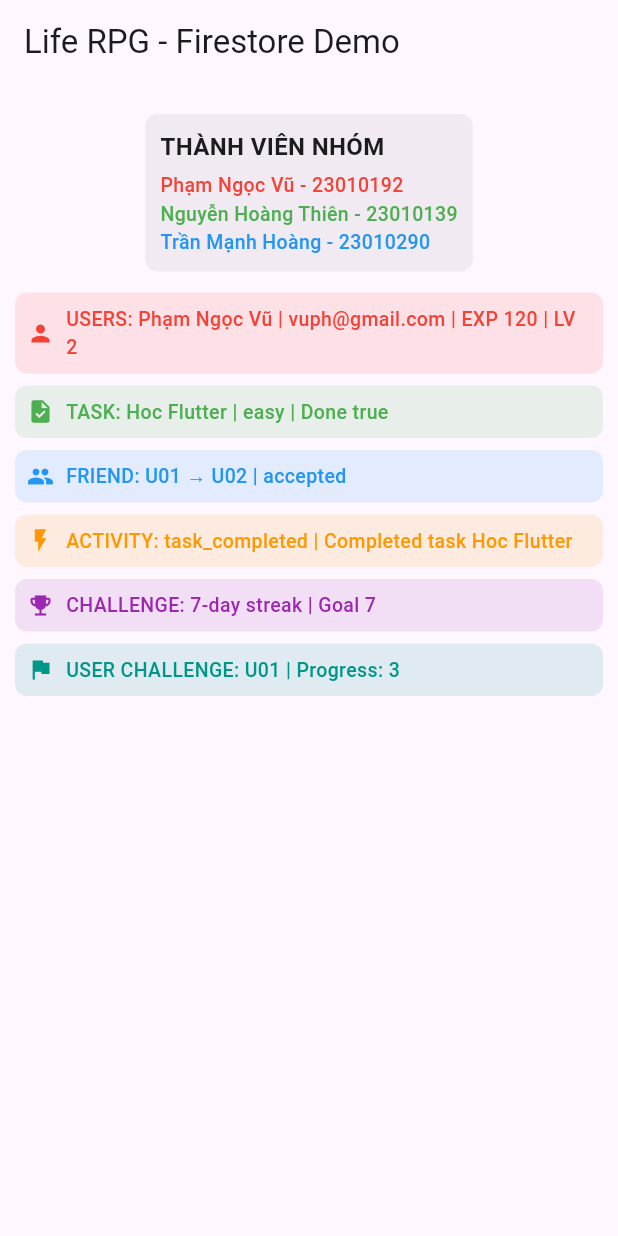
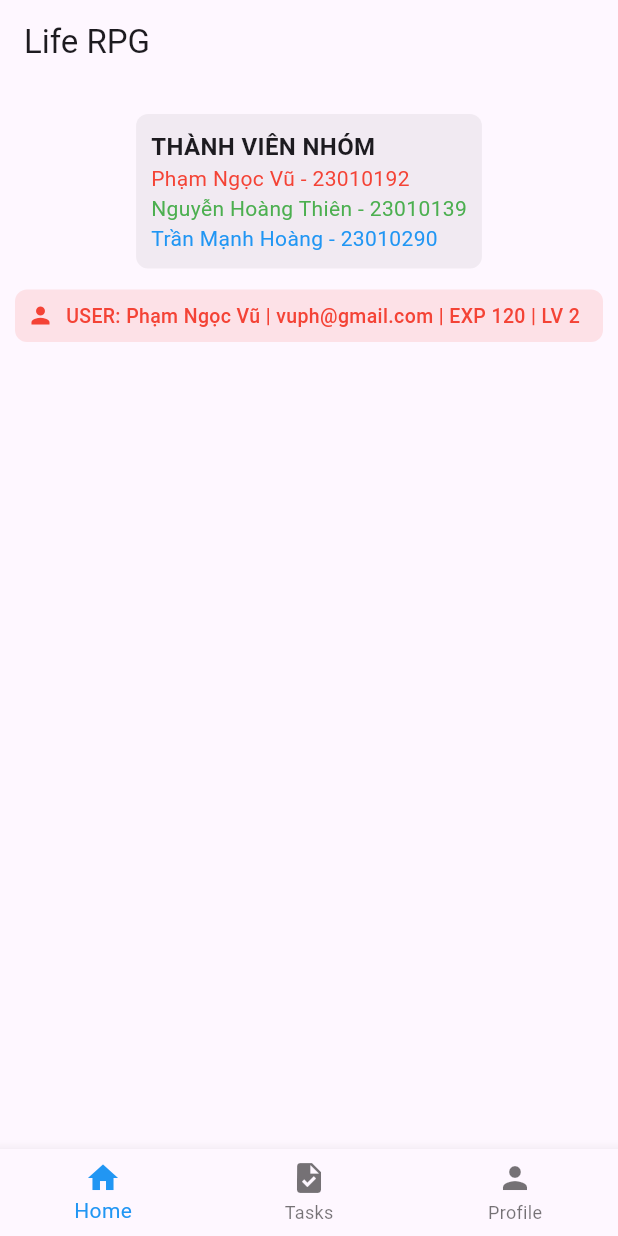
Before and after one commit to vu-phamngoc/ProjectName_Thien_Vu_Hoang_N03_1_2026, a Flutter app: the screen it shows after launch, on a phone screen of 412 x 824 dp. Run offline on Flutter 3.47's test engine with Material 3 defaults, Android fonts, the phone set to English and light mode, and no system bars.

Commit message:
home_task

```diff
--- /dev/null
+++ b/flutter_application/lib/front/screens/home_screen.dart
@@ -0,0 +1,10 @@
+import 'package:flutter/material.dart';
+
+class HomeScreen extends StatelessWidget {
+  @override
+  Widget build(BuildContext context) {
+    return Center(
+      child: Text("Home - Level & EXP"),
+    );
+  }
+}
--- /dev/null
+++ b/flutter_application/lib/front/screens/profile_screen.dart
@@ -0,0 +1,10 @@
+import 'package:flutter/material.dart';
+
+class ProfileScreen extends StatelessWidget {
+  @override
+  Widget build(BuildContext context) {
+    return Center(
+      child: Text("Profile"),
+    );
+  }
+}
--- /dev/null
+++ b/flutter_application/lib/front/screens/task_screen.dart
@@ -0,0 +1,10 @@
+import 'package:flutter/material.dart';
+
+class TaskScreen extends StatelessWidget {
+  @override
+  Widget build(BuildContext context) {
+    return Center(
+      child: Text("Task List"),
+    );
+  }
+}
--- a/flutter_application/lib/main.dart
+++ b/flutter_application/lib/main.dart
@@ -16,99 +16,56 @@ class MyApp extends StatelessWidget {
   }
 }
 
-class DemoPage extends StatelessWidget {
+// =========================
+// DEMO PAGE (STATEFUL)
+// =========================
+class DemoPage extends StatefulWidget {
   const DemoPage({super.key});
 
+  @override
+  State<DemoPage> createState() => _DemoPageState();
+}
+
+class _DemoPageState extends State<DemoPage> {
+  int _currentIndex = 0;
+
   // =========================
-  // 👥 THÀNH VIÊN NHÓM
+  // DATA
   // =========================
-  final List<Map<String, String>> members = const [
+  final List<Map<String, String>> members = [
     {"name": "Phạm Ngọc Vũ", "msv": "23010192"},
     {"name": "Nguyễn Hoàng Thiên", "msv": "23010139"},
     {"name": "Trần Mạnh Hoàng", "msv": "23010290"},
   ];
 
-  // =========================
-  // USERS
-  // =========================
-  final Map<String, dynamic> users = const {
-    "userId": "U01",
+  Map<String, dynamic> users = {
     "name": "Phạm Ngọc Vũ",
     "email": "vuph@gmail.com",
     "exp": 120,
     "level": 2,
-    "avatar": "avatar.png",
-    "createdAt": "2026-04-15",
   };
 
-  // =========================
-  // TASKS
-  // =========================
-  final List<Map<String, dynamic>> tasks = const [
+  List<Map<String, dynamic>> tasks = [
     {
-      "taskId": "T01",
-      "userId": "U01",
       "title": "Hoc Flutter",
-      "description": "UI basic",
       "difficulty": "easy",
       "expReward": 50,
-      "isCompleted": true,
-      "createdAt": "2026-04-15",
-      "completedAt": "2026-04-15",
-    }
-  ];
-
-  // =========================
-  // FRIENDS
-  // =========================
-  final List<Map<String, dynamic>> friends = const [
-    {
-      "userId": "U01",
-      "friendId": "U02",
-      "status": "accepted",
-      "createdAt": "2026-04-10",
-    }
-  ];
-
-  // =========================
-  // ACTIVITIES
-  // =========================
-  final List<Map<String, dynamic>> activities = const [
-    {
-      "activityId": "A01",
-      "userId": "U01",
-      "type": "task_completed",
-      "content": "Completed task Hoc Flutter",
-      "timestamp": "2026-04-15",
-    }
-  ];
-
-  // =========================
-  // CHALLENGES
-  // =========================
-  final List<Map<String, dynamic>> challenges = const [
-    {
-      "challengeId": "C01",
-      "title": "7-day streak",
-      "goal": 7,
-      "reward": 500,
-    }
-  ];
-
-  // =========================
-  // USER CHALLENGES
-  // =========================
-  final List<Map<String, dynamic>> userChallenges = const [
-    {
-      "userId": "U01",
-      "challengeId": "C01",
-      "progress": 3,
       "isCompleted": false,
     }
   ];
 
   // =========================
-  // UI STYLE
+  // LEVEL UP
+  // =========================
+  void checkLevelUp() {
+    if (users['exp'] >= 200) {
+      users['level'] += 1;
+      users['exp'] = 0;
+    }
+  }
+
+  // =========================
+  // UI COMPONENT
   // =========================
   Widget rowItem(Color color, IconData icon, String text) {
     return Container(
@@ -137,17 +94,16 @@ class DemoPage extends StatelessWidget {
     );
   }
 
-  @override
-  Widget build(BuildContext context) {
-    return Scaffold(
-      appBar: AppBar(
-        title: const Text("Life RPG - Firestore Demo"),
-      ),
-      body: SingleChildScrollView(
+  // =========================
+  // HOME TAB
+  // =========================
+  Widget homeTab() {
+    return SingleChildScrollView(
       child: Column(
         children: [
           const SizedBox(height: 10),
-            // 👥 THÀNH VIÊN NHÓM
+
+          // 👥 THÀNH VIÊN
           Container(
             margin: const EdgeInsets.all(10),
             padding: const EdgeInsets.all(10),
@@ -162,7 +118,6 @@ class DemoPage extends StatelessWidget {
                   "THÀNH VIÊN NHÓM",
                   style: TextStyle(fontSize: 16, fontWeight: FontWeight.bold),
                 ),
-                  const SizedBox(height: 5),
                 ...members.asMap().entries.map((e) {
                   int i = e.key;
                   var m = e.value;
@@ -170,24 +125,108 @@ class DemoPage extends StatelessWidget {
                   return Text(
                     "${m['name']} - ${m['msv']}",
                     style: TextStyle(
-                        fontSize: 13,
-                        color: colors[i % colors.length], // Dùng % để tránh lỗi nếu danh sách thành viên > 3
-                        fontWeight: FontWeight.w500,
+                      color: colors[i % colors.length],
                     ),
                   );
                 }).toList(),
               ],
             ),
           ),
-            rowItem(Colors.red, Icons.person, "USERS: ${users['name']} | ${users['email']} | EXP ${users['exp']} | LV ${users['level']}"),
-            ...tasks.map((t) => rowItem(Colors.green, Icons.task, "TASK: ${t['title']} | ${t['difficulty']} | Done ${t['isCompleted']}")),
-            ...friends.map((f) => rowItem(Colors.blue, Icons.group, "FRIEND: ${f['userId']} → ${f['friendId']} | ${f['status']}")),
-            ...activities.map((a) => rowItem(Colors.orange, Icons.flash_on, "ACTIVITY: ${a['type']} | ${a['content']}")),
-            ...challenges.map((c) => rowItem(Colors.purple, Icons.emoji_events, "CHALLENGE: ${c['title']} | Goal ${c['goal']}")),
-            ...userChallenges.map((uc) => rowItem(Colors.teal, Icons.flag, "USER CHALLENGE: ${uc['userId']} | Progress: ${uc['progress']}")),
+
+          rowItem(Colors.red, Icons.person,
+              "USER: ${users['name']} | ${users['email']} | EXP ${users['exp']} | LV ${users['level']}"),
         ],
+      ),
+    );
+  }
+
+  // =========================
+  // TASK TAB
+  // =========================
+  Widget taskTab() {
+    return ListView(
+      children: tasks.map((t) {
+        return Card(
+          margin: const EdgeInsets.all(10),
+          child: ListTile(
+            title: Text(t['title']),
+            subtitle: Text(t['difficulty']),
+            trailing: t['isCompleted']
+                ? const Icon(Icons.check, color: Colors.green)
+                : ElevatedButton(
+                    onPressed: () {
+                      setState(() {
+                        t['isCompleted'] = true;
+                        users['exp'] += t['expReward'];
+                        checkLevelUp();
+                      });
+                    },
+                    child: const Text("DONE"),
                   ),
           ),
         );
+      }).toList(),
+    );
   }
-} // NGOẶC ĐÓNG CỦA DemoPage PHẢI NẰM Ở CUỐI CÙNG
+
+  // =========================
+  // PROFILE TAB
+  // =========================
+  Widget profileTab() {
+    return Center(
+      child: Column(
+        mainAxisAlignment: MainAxisAlignment.center,
+        children: [
+          const Icon(Icons.person, size: 60),
+          Text(users['name'], style: const TextStyle(fontSize: 18)),
+          Text(users['email']),
+          Text("Level: ${users['level']}"),
+        ],
+      ),
+    );
+  }
+
+  // =========================
+  // BUILD
+  // =========================
+  @override
+  Widget build(BuildContext context) {
+    List<Widget> tabs = [
+      homeTab(),
+      taskTab(),
+      profileTab(),
+    ];
+
+    return Scaffold(
+      appBar: AppBar(
+        title: const Text("Life RPG"),
+      ),
+      body: tabs[_currentIndex],
+
+      // 👇 TASKBAR
+      bottomNavigationBar: BottomNavigationBar(
+        currentIndex: _currentIndex,
+        onTap: (index) {
+          setState(() {
+            _currentIndex = index;
+          });
+        },
+        selectedItemColor: Colors.blue,
+        items: const [
+          BottomNavigationBarItem(
+            icon: Icon(Icons.home),
+            label: "Home",
+          ),
+          BottomNavigationBarItem(
+            icon: Icon(Icons.task),
+            label: "Tasks",
+          ),
+          BottomNavigationBarItem(
+            icon: Icon(Icons.person),
+            label: "Profile",
+          ),
+        ],
+      ),
+    );
+  }
+}
```
Also changed, not shown: flutter_application/lib/front/models/Task.dart (renamed from flutter_application/lib/models/Task.dart), flutter_application/lib/front/providers/ListTask.dart (renamed from flutter_application/lib/providers/ListTask.dart), flutter_application/lib/front/screens/login_screen.dart (added), flutter_application/lib/front/screens/register_screen.dart (added), flutter_application/lib/front/services/auth_service.dart (added), flutter_application/lib/front/widget/widgets.dart (added), 1 other file. Lines whose indentation alone changed are shown as unchanged.
